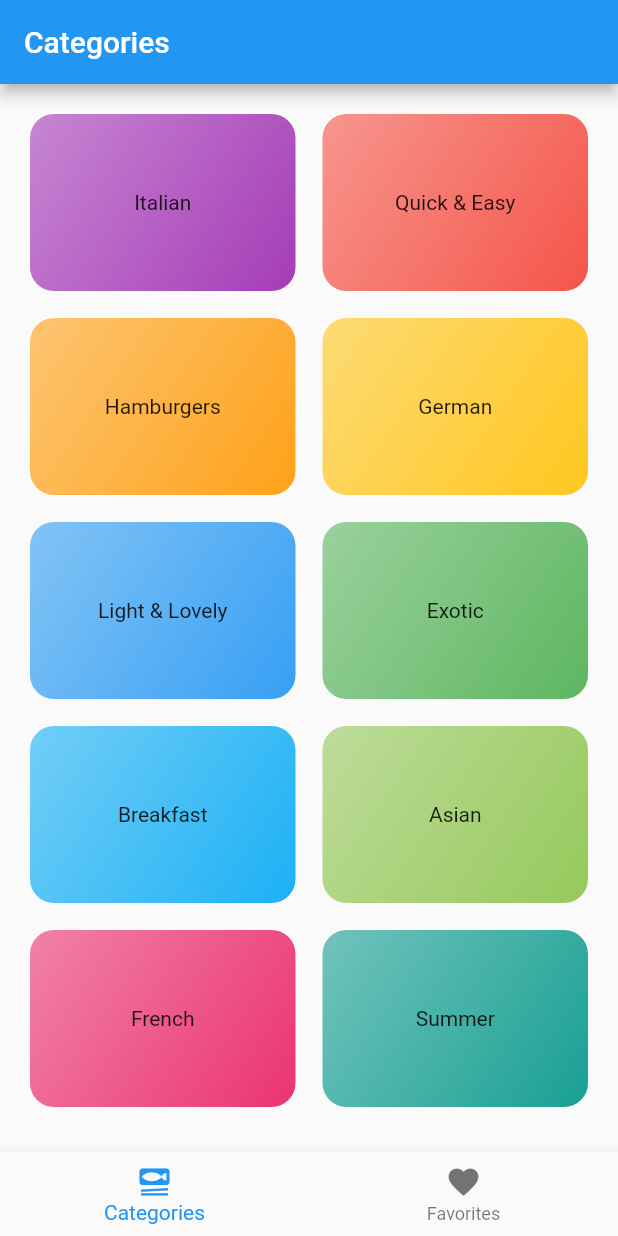
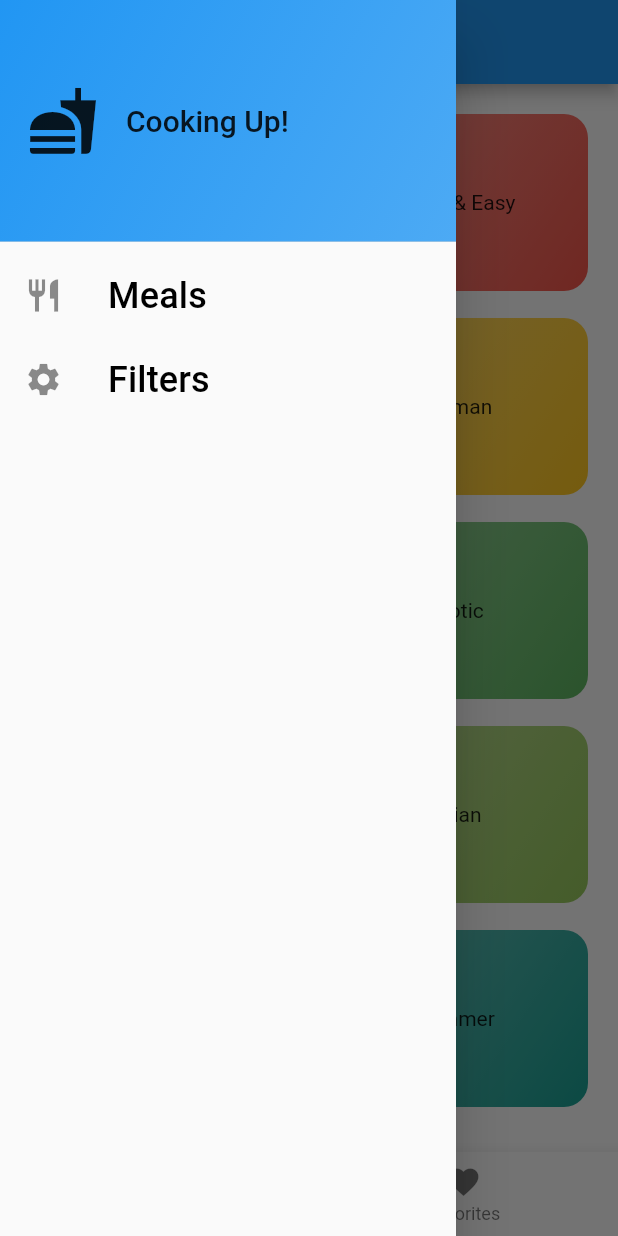
Before and after one commit to RattiRao/Flutter_Meals_App, a Flutter app: the screen it shows after launch, with the side drawer open (before the commit the screen has no drawer), on a phone screen of 412 x 824 dp. Run offline on Flutter 3.47's test engine with Material 2 defaults, Android fonts, the phone set to English and light mode, and no system bars; our stand-ins replace google_fonts, transparent_image.

Commit message:
Side drawer

```diff
--- a/lib/screen/tabs.dart
+++ b/lib/screen/tabs.dart
@@ -2,6 +2,7 @@ import 'package:flutter/material.dart';
 import 'package:meals_app/model/meal.dart';
 import 'package:meals_app/screen/categories.dart';
 import 'package:meals_app/screen/meals.dart';
+import 'package:meals_app/widget/main_drawer.dart';
 
 class TabScreen extends StatefulWidget {
   const TabScreen({super.key});
@@ -56,6 +57,7 @@ class _TabScreenState extends State<TabScreen> {
     return Scaffold(
       appBar: AppBar(title: Text(title),),
       body: selectedWidget,
+      drawer: MainDrawer(),
       bottomNavigationBar: BottomNavigationBar(onTap: (index) {
         setState(() {
           selectedIndex = index;
--- /dev/null
+++ b/lib/widget/main_drawer.dart
@@ -0,0 +1,71 @@
+import 'package:flutter/material.dart';
+
+class MainDrawer extends StatelessWidget {
+  const MainDrawer({super.key});
+
+  @override
+  Widget build(BuildContext context) {
+    return Drawer(
+        child: Column(
+      children: [
+        DrawerHeader(
+          padding: EdgeInsets.all(18.0),
+          decoration: BoxDecoration(
+              gradient: LinearGradient(
+            colors: [
+              Theme.of(context).colorScheme.primaryContainer,
+              Theme.of(context).colorScheme.primaryContainer.withOpacity(0.8),
+            ],
+            begin: Alignment.topLeft,
+            end: Alignment.bottomRight,
+          )),
+          child: Row(
+            children: [
+              Icon(
+                Icons.fastfood,
+                size: 48,
+              ),
+              SizedBox(
+                width: 18,
+              ),
+              Text(
+                'Cooking Up!',
+                style: Theme.of(context).textTheme.titleLarge,
+              ),
+            ],
+          ),
+        ),
+        ListTile(
+          leading: Icon(
+            Icons.restaurant,
+            size: 26,
+          ),
+          title: Text(
+            'Meals',
+            style: Theme.of(context).textTheme.titleSmall!.copyWith(
+                  fontSize: 24,
+                ),
+          ),
+          onTap: () {
+
+          },
+        ),
+         ListTile(
+          leading: Icon(
+            Icons.settings,
+            size: 26,
+          ),
+          title: Text(
+            'Filters',
+            style: Theme.of(context).textTheme.titleSmall!.copyWith(
+                  fontSize: 24,
+                ),
+          ),
+          onTap: () {
+
+          },
+        ),
+      ],
+    ));
+  }
+}
```
Also changed, not shown: 26 other files.
